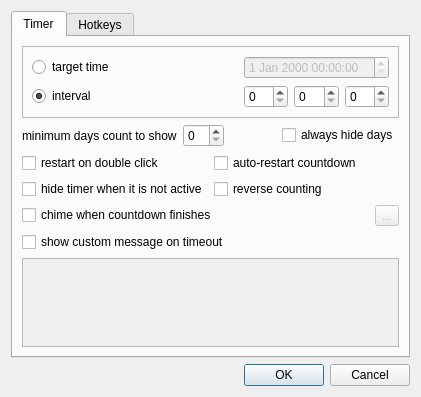
This is plugins/countdown_timer/gui/settings_dialog.ui in Kolcha/DigitalClock4 as Qt 5 draws it before an edit. The edited form follows.
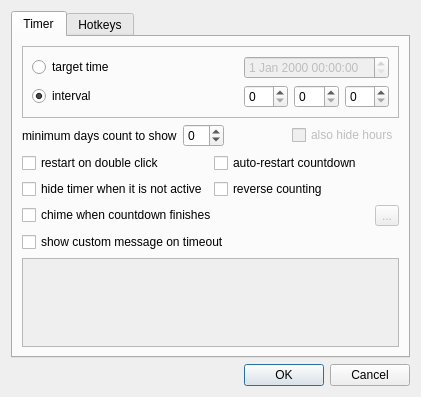
This is the edited form.

Commit message: countdown_timer: added option to hide hours

```diff
--- a/plugins/countdown_timer/gui/settings_dialog.ui
+++ b/plugins/countdown_timer/gui/settings_dialog.ui
@@ -144,6 +144,9 @@
             <string>If remaining days count less than this value, days will not be shown.
 Set this to -1 to never show days count, or to 0 to always show.</string>
            </property>
+           <property name="minimum">
+            <number>-1</number>
+           </property>
           </widget>
          </item>
          <item>
@@ -160,9 +163,12 @@
           </spacer>
          </item>
          <item>
-          <widget class="QCheckBox" name="hide_days_always">
+          <widget class="QCheckBox" name="also_hide_hours">
+           <property name="enabled">
+            <bool>false</bool>
+           </property>
            <property name="text">
-            <string>always hide days</string>
+            <string>also hide hours</string>
            </property>
           </widget>
          </item>
```
Left out of the diff: 32 changed lines with no effect on the pictures. The commit also changes 11 other files.
